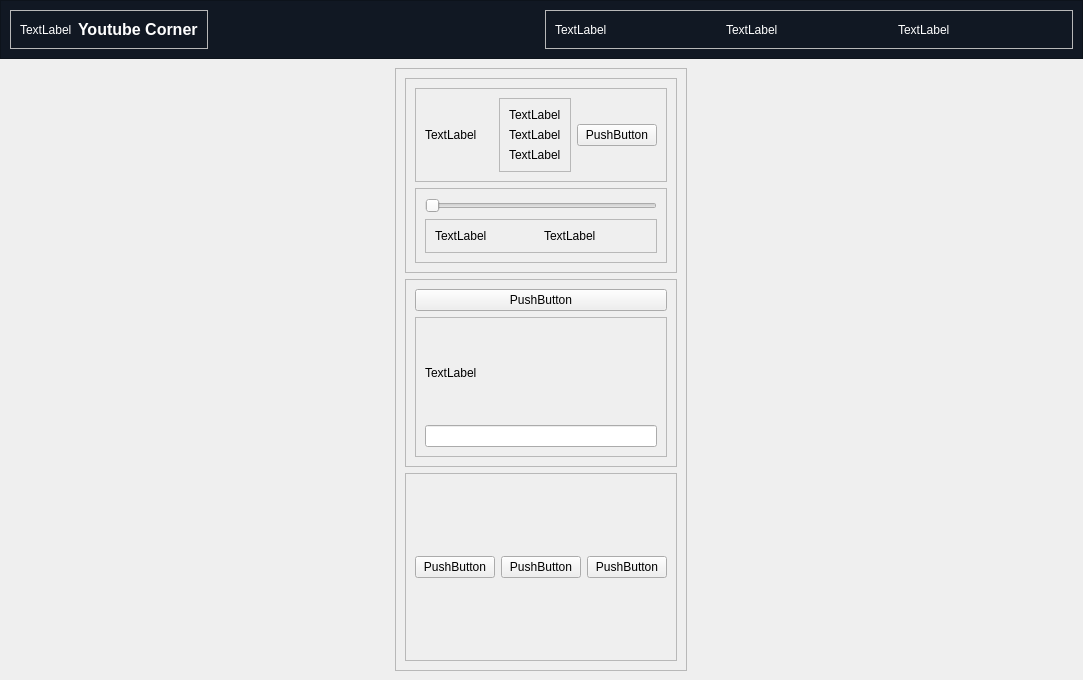
Above: Youtube Corner/InterfacesRaw/frontend.ui from Ventthos/Youtube-Corner before the change. Below: the same form after it.
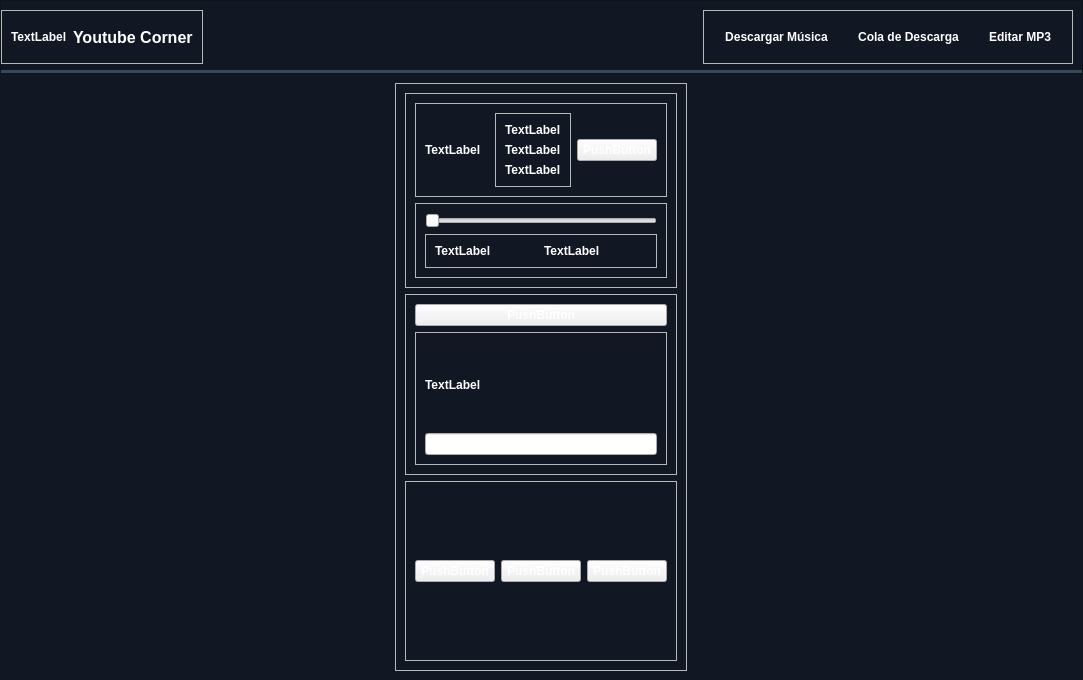
That is the form after the change.

Commit message: Header Design

```diff
--- a/Youtube Corner/InterfacesRaw/frontend.ui
+++ b/Youtube Corner/InterfacesRaw/frontend.ui
@@ -35,12 +35,27 @@
       <property name="styleSheet">
        <string notr="true">#header{
 	background-color: #111823;
+	border-bottom: 4px solid #37475c;
 }
 
-#header QLabel{
+#header QLabel, QPushButton{
 	color: white;
+	font-family: Arial;
+	font-weight: bold;
 }
-	</string>
+
+#headerMenu QPushButton{
+	font-size: 12px;
+	background-color:  #111823;
+	border: none;
+	padding: 10px 12px;
+	border-radius: 6px;
+}
+
+#headerMenu QPushButton:hover{
+	background-color: #21324a;
+	
+}</string>
       </property>
       <property name="frameShape">
        <enum>QFrame::StyledPanel</enum>
@@ -49,6 +64,9 @@
        <enum>QFrame::Raised</enum>
       </property>
       <layout class="QHBoxLayout" name="horizontalLayout">
+       <property name="leftMargin">
+        <number>0</number>
+       </property>
        <item alignment="Qt::AlignLeft">
         <widget class="QFrame" name="headerLogo">
          <property name="frameShape">
@@ -83,7 +101,7 @@
          </layout>
         </widget>
        </item>
-       <item>
+       <item alignment="Qt::AlignRight">
         <widget class="QFrame" name="headerMenu">
          <property name="frameShape">
           <enum>QFrame::StyledPanel</enum>
@@ -93,23 +111,23 @@
          </property>
          <layout class="QHBoxLayout" name="horizontalLayout_3">
           <item>
-           <widget class="QLabel" name="downloadToolButton">
+           <widget class="QPushButton" name="downloadToolButton">
             <property name="text">
-             <string>TextLabel</string>
+             <string>Descargar Música</string>
             </property>
            </widget>
           </item>
           <item>
-           <widget class="QLabel" name="queueToolButton">
+           <widget class="QPushButton" name="queueToolButton">
             <property name="text">
-             <string>TextLabel</string>
+             <string>Cola de Descarga</string>
             </property>
            </widget>
           </item>
           <item>
-           <widget class="QLabel" name="editToolButton">
+           <widget class="QPushButton" name="editorToolButton">
             <property name="text">
-             <string>TextLabel</string>
+             <string>Editar MP3</string>
             </property>
            </widget>
           </item>
@@ -121,6 +139,18 @@
     </item>
     <item>
      <widget class="QStackedWidget" name="stackedWidget">
+      <property name="styleSheet">
+       <string notr="true">#songDownloaderWidget{
+	background-color: #111823;
+}
+
+
+#songDownloaderWidget QLabel, QPushButton{
+	color: white;
+	font-family: Arial;
+	font-weight: bold;
+}</string>
+      </property>
       <widget class="QWidget" name="songDownloaderWidget">
        <layout class="QVBoxLayout" name="verticalLayout_2">
         <item alignment="Qt::AlignHCenter">
```
